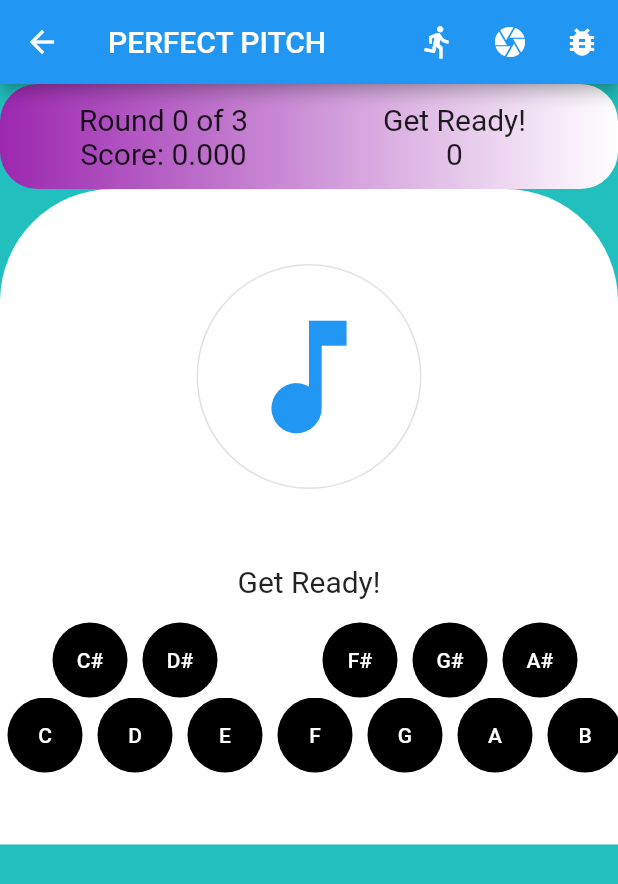
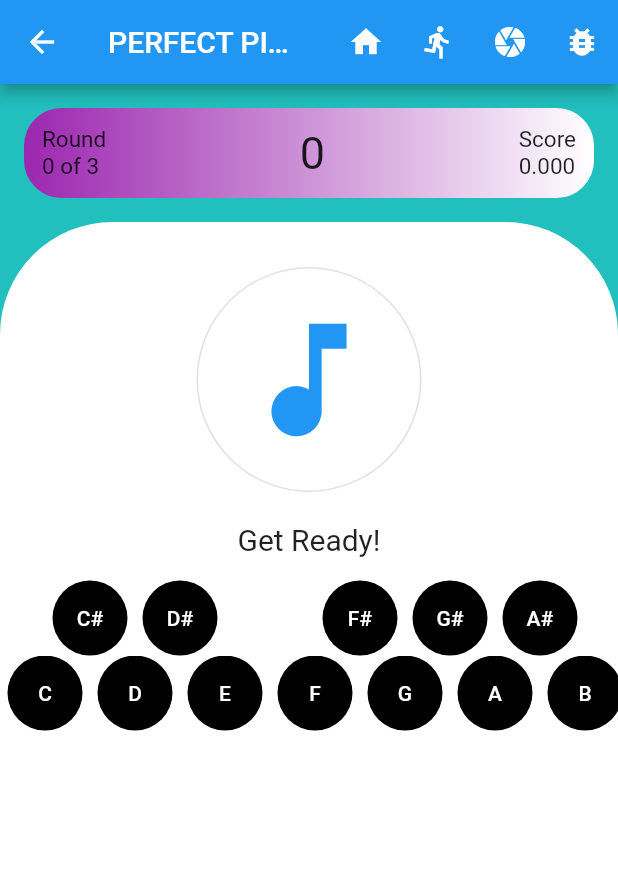
Before and after one commit to TheHong/TheGame, a Flutter app: the screen it shows after launch, on a phone screen of 412 x 824 dp. Shown: the top 884 px of the screen. Run offline on Flutter 3.47's test engine with Material 2 defaults, Android fonts, the phone set to English and light mode, and no system bars; our stand-ins replace flutter_spinkit; missing offline and left inert: flutter_midi.

Commit message:
Game screen looks better

```diff
--- a/lib/models/game_info.dart
+++ b/lib/models/game_info.dart
@@ -5,7 +5,7 @@ import 'note_player.dart';
 
 class GameInfo extends ChangeNotifier {
   static int _numRounds = 3;
-  static int _timePerRound = 5; // Duration of each round
+  static int _timePerRound = 10; // Duration of each round
   static int _timePerPreparation =
       3; // Duration of the countdown to the start of the round
   static int _timePerEnd =
--- a/lib/pages/perfect_pitch_game.dart
+++ b/lib/pages/perfect_pitch_game.dart
@@ -3,6 +3,7 @@ import 'package:game_app/models/game_info.dart';
 import 'package:game_app/widgets/game_title_bar.dart';
 import 'package:game_app/widgets/key_pressor.dart';
 import 'package:game_app/widgets/note_icon.dart';
+import 'package:game_app/widgets/prompter.dart';
 import 'package:game_app/widgets/submit_button.dart';
 import 'package:provider/provider.dart';
 
@@ -25,6 +26,12 @@ class _PerfectPitchGameState extends State<PerfectPitchGame> {
         appBar: AppBar(
           title: Text("PERFECT PITCH"),
           actions: <Widget>[
+            IconButton(
+              icon: Icon(Icons.home),
+              onPressed: () {
+                Navigator.pushNamed(context, '/');
+              },
+            ),
             IconButton(
               icon: Icon(Icons.directions_run),
               onPressed: () {
@@ -54,7 +61,8 @@ class _PerfectPitchGameState extends State<PerfectPitchGame> {
           // mainAxisAlignment: MainAxisAlignment.center,
           children: <Widget>[
             GameTitleBar(),
-            Container(
+            Expanded(
+              child: Container(
                 decoration: BoxDecoration(
                   color: Colors.white,
                   borderRadius: BorderRadius.only(
@@ -65,18 +73,11 @@ class _PerfectPitchGameState extends State<PerfectPitchGame> {
                 child: Column(
                   children: <Widget>[
                     NoteIcon(),
-                  Padding(
-                    padding: const EdgeInsets.only(bottom: 16.0),
-                    child: Text(
-                      gameInfo.prompt,
-                      style: TextStyle(
-                        fontSize: 20,
-                      ),
-                    ),
-                  ),
+                    Prompter(),
                     KeyPressor(),
                     SubmitButton(),
                   ],
+                ),
               ),
             ),
           ],
--- a/lib/widgets/game_title_bar.dart
+++ b/lib/widgets/game_title_bar.dart
@@ -7,45 +7,35 @@ class GameTitleBar extends StatelessWidget {
   Widget build(BuildContext context) {
     return Consumer<GameInfo>(
       builder: (context, gameInfo, child) {
-        return Container(
+        return Padding(
+          padding: const EdgeInsets.all(16.0),
+          child: Container(
               decoration: BoxDecoration(
                 gradient: LinearGradient(colors: [Colors.purple, Colors.white]),
                 borderRadius: BorderRadius.all(Radius.circular(25.0)),
               ),
               padding: const EdgeInsets.all(12.0),
               child: Row(
-              mainAxisAlignment: MainAxisAlignment.center,
-              children: <Widget>[
-                Expanded(
-                  child: Column(
                 children: <Widget>[
                   Text(
-                        "Round ${gameInfo.currRound} of ${gameInfo.numRounds}",
-                        style: TextStyle(fontSize: 20.0),
+                    "Round\n${gameInfo.currRound} of ${gameInfo.numRounds}",
+                    style: TextStyle(fontSize: 15.0),
+                  ),
+                  Expanded(
+                    child: Center(
+                      child: Text(
+                        "${gameInfo.counter.currCount}",
+                        style: TextStyle(fontSize: 30.0),
+                      ),
+                    ),
                   ),
                   Text(
-                        "Score: ${(gameInfo.score).toStringAsFixed(3)}",
-                        style: TextStyle(fontSize: 20.0),
+                    "Score\n${(gameInfo.score).toStringAsFixed(3)}",
+                    style: TextStyle(fontSize: 15.0),
                   ),
                 ],
-                  ),
-                ),
-                Expanded(
-                  child: Column(
-                    children: <Widget>[
-                      Text(
-                        gameInfo.prompt,
-                        style: TextStyle(fontSize: 20.0),
-                      ),
-                      Text(
-                        "${gameInfo.counter.currCount}",
-                        style: TextStyle(fontSize: 20.0),
-                      ),
-                    ],
-                  ),
-                ),
-              ],
-            ));
+              )),
+        );
       },
     );
   }
--- a/lib/widgets/note_icon.dart
+++ b/lib/widgets/note_icon.dart
@@ -15,7 +15,7 @@ class _NoteIconState extends State<NoteIcon> {
         return Container(
             color: gameInfo.isDebugMode ? Colors.indigo : Colors.transparent,
             child: Padding(
-              padding: const EdgeInsets.all(50.0),
+              padding: const EdgeInsets.only(top:30.0, bottom: 20.0),
               child: OutlineButton(
                 padding: EdgeInsets.all(25),
                 shape: CircleBorder(),
--- /dev/null
+++ b/lib/widgets/prompter.dart
@@ -0,0 +1,20 @@
+import 'package:game_app/models/game_info.dart';
+import 'package:provider/provider.dart';
+import 'package:flutter/material.dart';
+
+class Prompter extends StatelessWidget {
+  @override
+  Widget build(BuildContext context) {
+    return Consumer<GameInfo>(builder: (context, gameInfo, child) {
+      return Padding(
+        padding: const EdgeInsets.only(bottom: 16.0),
+        child: Text(
+          gameInfo.prompt,
+          style: TextStyle(
+            fontSize: 20,
+          ),
+        ),
+      );
+    });
+  }
+}
--- a/lib/widgets/submit_button.dart
+++ b/lib/widgets/submit_button.dart
@@ -7,8 +7,17 @@ class SubmitButton extends StatelessWidget {
   Widget build(BuildContext context) {
     return Consumer<GameInfo>(builder: (context, gameInfo, child) {
       return Container(
-        child: Row(
+        child: Column(
           children: <Widget>[
+            Visibility(
+              visible: gameInfo.isDebugMode,
+              child: Text(
+                gameInfo.getDebugInfo(),
+                style: TextStyle(
+                  fontSize: 12,
+                ),
+              ),
+            ),
             Visibility(
               visible: gameInfo.isGameDone,
               maintainSize: true,
@@ -21,15 +30,6 @@ class SubmitButton extends StatelessWidget {
                 },
               ),
             ),
-            Visibility(
-              visible: gameInfo.isDebugMode,
-              child: Text(
-                gameInfo.getDebugInfo(),
-                style: TextStyle(
-                  fontSize: 12,
-                ),
-              ),
-            ),
           ],
         ),
       );
```
Lines whose indentation alone changed are shown as unchanged.
